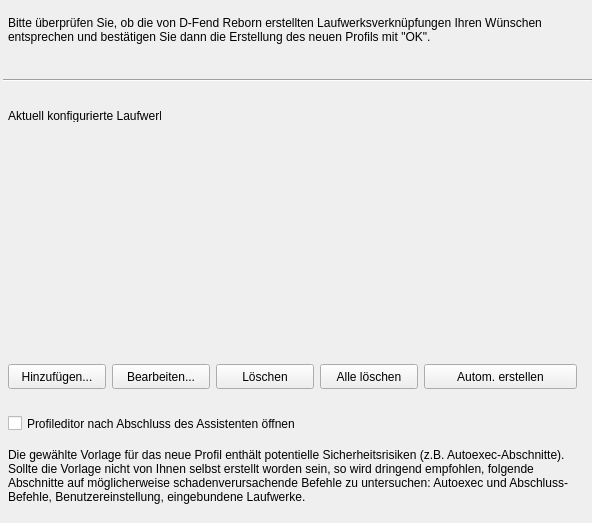
Eldricos/D-Fend-Reborn, file src/forms/WizardFinishUnit.ui: the form before one commit.
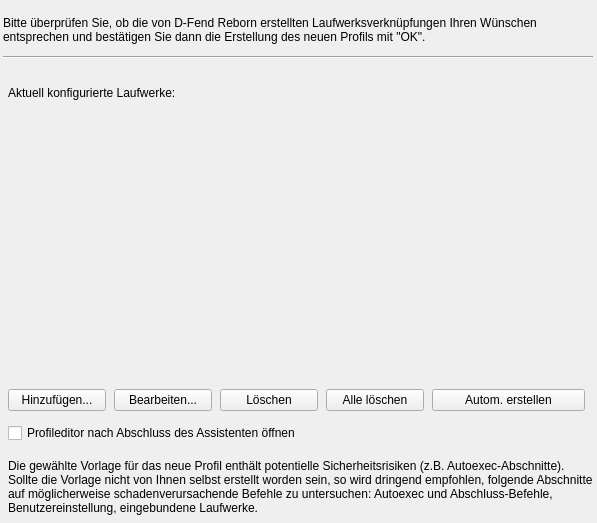
The form after the commit. Icons and pictures are not drawn. Custom widgets are drawn as their Qt base class.

Commit message: Wizards: Qt layouts instead of fixed pixel positions

The edit to the form file:
```diff
--- a/src/forms/WizardFinishUnit.ui
+++ b/src/forms/WizardFinishUnit.ui
@@ -5,91 +5,190 @@
     <property name="geometry"><rect><x>0</x><y>0</y><width>592</width><height>523</height></rect></property>
     <property name="vclDesignWidth" stdset="0"><number>592</number></property>
     <property name="vclDesignHeight" stdset="0"><number>523</number></property>
+    <layout class="QVBoxLayout" name="WizardFinishFrame_Layout" stretch="0,0,1,0,0,0,0">
+      <property name="leftMargin"><number>3</number></property>
+      <property name="topMargin"><number>16</number></property>
+      <property name="rightMargin"><number>4</number></property>
+      <property name="bottomMargin"><number>8</number></property>
+      <property name="spacing"><number>0</number></property>
+      <item>
+        <layout class="QGridLayout" name="WizardFinishFrame_Section1" columnstretch="0,1">
+          <property name="leftMargin"><number>0</number></property>
+          <property name="topMargin"><number>0</number></property>
+          <property name="rightMargin"><number>0</number></property>
+          <property name="bottomMargin"><number>0</number></property>
+          <property name="horizontalSpacing"><number>8</number></property>
+          <property name="verticalSpacing"><number>4</number></property>
+          <item row="0" column="0" colspan="2">
     <widget class="QLabel" name="InfoLabel">
-      <property name="geometry"><rect><x>8</x><y>16</y><width>569</width><height>65</height></rect></property>
-      <property name="vclAnchors" stdset="0"><string notr="true">akLeft,akTop,akRight</string></property>
       <property name="text"><string>Bitte überprüfen Sie, ob die von D-Fend Reborn erstellten Laufwerksverknüpfungen Ihren Wünschen entsprechen und bestätigen Sie dann die Erstellung des neuen Profils mit "OK".</string></property>
       <property name="textFormat"><enum>Qt::PlainText</enum></property>
       <property name="wordWrap"><bool>true</bool></property>
       <property name="alignment"><set>Qt::AlignLeft|Qt::AlignTop</set></property>
     </widget>
+          </item>
+          <item row="1" column="0" colspan="2">
     <widget class="QFrame" name="Bevel">
-      <property name="geometry"><rect><x>3</x><y>71</y><width>589</width><height>18</height></rect></property>
-      <property name="vclAnchors" stdset="0"><string notr="true">akLeft,akTop,akRight</string></property>
       <property name="frameShape"><enum>QFrame::HLine</enum></property>
       <property name="frameShadow"><enum>QFrame::Sunken</enum></property>
       <property name="vclClass" stdset="0"><string notr="true">TBevel</string></property>
-    </widget>
+              <property name="minimumSize"><size><width>0</width><height>18</height></size></property>
+            </widget>
+          </item>
+          <item row="0" column="1">
+            <spacer name="WizardFinishFrame_Section1_HFill">
+              <property name="orientation"><enum>Qt::Horizontal</enum></property>
+              <property name="sizeHint" stdset="0"><size><width>0</width><height>0</height></size></property>
+            </spacer>
+          </item>
+        </layout>
+      </item>
+      <item>
+        <spacer name="WizardFinishFrame_Gap1">
+          <property name="orientation"><enum>Qt::Vertical</enum></property>
+          <property name="sizeType"><enum>QSizePolicy::Fixed</enum></property>
+          <property name="sizeHint" stdset="0"><size><width>0</width><height>20</height></size></property>
+        </spacer>
+      </item>
+      <item>
+        <layout class="QGridLayout" name="WizardFinishFrame_Section2" columnstretch="0,0,0,0,0,1" rowstretch="0,1,0">
+          <property name="leftMargin"><number>5</number></property>
+          <property name="topMargin"><number>0</number></property>
+          <property name="rightMargin"><number>0</number></property>
+          <property name="bottomMargin"><number>0</number></property>
+          <property name="horizontalSpacing"><number>8</number></property>
+          <property name="verticalSpacing"><number>4</number></property>
+          <item row="0" column="0" colspan="6">
     <widget class="QLabel" name="DriveSetupLabel">
-      <property name="geometry"><rect><x>8</x><y>109</y><width>153</width><height>13</height></rect></property>
       <property name="text"><string>Aktuell konfigurierte Laufwerke:</string></property>
       <property name="textFormat"><enum>Qt::PlainText</enum></property>
       <property name="alignment"><set>Qt::AlignLeft|Qt::AlignTop</set></property>
-      <property name="vclAutoSize" stdset="0"><bool>true</bool></property>
-    </widget>
-    <widget class="QLabel" name="ProfileEditorLabel">
-      <property name="geometry"><rect><x>8</x><y>448</y><width>569</width><height>65</height></rect></property>
-      <property name="visible"><bool>false</bool></property>
-      <property name="vclAnchors" stdset="0"><string notr="true">akLeft,akRight,akBottom</string></property>
-      <property name="text"><string>Die gewählte Vorlage für das neue Profil enthält potentielle Sicherheitsrisiken (z.B. Autoexec-Abschnitte). Sollte die Vorlage nicht von Ihnen selbst erstellt worden sein, so wird dringend empfohlen, folgende Abschnitte auf möglicherweise schadenverursachende Befehle zu untersuchen: Autoexec und Abschluss-Befehle, Benutzereinstellung, eingebundene Laufwerke.</string></property>
-      <property name="textFormat"><enum>Qt::PlainText</enum></property>
-      <property name="wordWrap"><bool>true</bool></property>
-      <property name="alignment"><set>Qt::AlignLeft|Qt::AlignTop</set></property>
-    </widget>
+            </widget>
+          </item>
+          <item row="1" column="0" colspan="6">
     <widget class="TListView" name="MountingListView">
-      <property name="geometry"><rect><x>8</x><y>128</y><width>569</width><height>230</height></rect></property>
-      <property name="vclAnchors" stdset="0"><string notr="true">akLeft,akTop,akRight,akBottom</string></property>
       <property name="vclPopupMenu" stdset="0"><string notr="true">PopupMenu</string></property>
       <property name="viewStyle" stdset="0"><string notr="true">vsReport</string></property>
       <property name="readOnly" stdset="0"><bool>true</bool></property>
-    </widget>
-    <widget class="QCheckBox" name="ProfileEditorCheckBox">
-      <property name="geometry"><rect><x>8</x><y>415</y><width>561</width><height>17</height></rect></property>
-      <property name="vclAnchors" stdset="0"><string notr="true">akLeft,akRight,akBottom</string></property>
-      <property name="text"><string>Profileditor nach Abschluss des Assistenten öffnen</string></property>
-    </widget>
+              <property name="minimumSize"><size><width>0</width><height>0</height></size></property>
+            </widget>
+          </item>
+          <item row="2" column="0" alignment="Qt::AlignLeft">
     <widget class="QPushButton" name="MountingAddButton">
-      <property name="geometry"><rect><x>8</x><y>364</y><width>98</width><height>25</height></rect></property>
-      <property name="vclAnchors" stdset="0"><string notr="true">akLeft,akBottom</string></property>
       <property name="text"><string>Hinzufügen...</string></property>
       <property name="icon"><iconset resource="../../resources/dfend.qrc"><normaloff>:/glyphs/a7fc1030571280f9.png</normaloff></iconset></property>
       <property name="autoDefault"><bool>false</bool></property>
       <property name="vclOnClick" stdset="0"><string notr="true">ButtonWork</string></property>
-    </widget>
+              <property name="minimumSize"><size><width>98</width><height>0</height></size></property>
+            </widget>
+          </item>
+          <item row="2" column="1" alignment="Qt::AlignLeft">
     <widget class="QPushButton" name="MountingEditButton">
-      <property name="geometry"><rect><x>112</x><y>364</y><width>98</width><height>25</height></rect></property>
-      <property name="vclAnchors" stdset="0"><string notr="true">akLeft,akBottom</string></property>
       <property name="tag" stdset="0"><number>1</number></property>
       <property name="text"><string>Bearbeiten...</string></property>
       <property name="icon"><iconset resource="../../resources/dfend.qrc"><normaloff>:/glyphs/8cae1683440d5f8e.png</normaloff></iconset></property>
       <property name="autoDefault"><bool>false</bool></property>
       <property name="vclOnClick" stdset="0"><string notr="true">ButtonWork</string></property>
-    </widget>
+              <property name="minimumSize"><size><width>98</width><height>0</height></size></property>
+            </widget>
+          </item>
+          <item row="2" column="2" alignment="Qt::AlignLeft">
     <widget class="QPushButton" name="MountingDelButton">
-      <property name="geometry"><rect><x>216</x><y>364</y><width>98</width><height>25</height></rect></property>
-      <property name="vclAnchors" stdset="0"><string notr="true">akLeft,akBottom</string></property>
       <property name="tag" stdset="0"><number>2</number></property>
       <property name="text"><string>Löschen</string></property>
       <property name="icon"><iconset resource="../../resources/dfend.qrc"><normaloff>:/glyphs/86ad06b420cc830c.png</normaloff></iconset></property>
       <property name="autoDefault"><bool>false</bool></property>
       <property name="vclOnClick" stdset="0"><string notr="true">ButtonWork</string></property>
-    </widget>
+              <property name="minimumSize"><size><width>98</width><height>0</height></size></property>
+            </widget>
+          </item>
+          <item row="2" column="3" alignment="Qt::AlignLeft">
     <widget class="QPushButton" name="MountingDeleteAllButton">
-      <property name="geometry"><rect><x>320</x><y>364</y><width>98</width><height>25</height></rect></property>
-      <property name="vclAnchors" stdset="0"><string notr="true">akLeft,akBottom</string></property>
       <property name="tag" stdset="0"><number>3</number></property>
       <property name="text"><string>Alle löschen</string></property>
       <property name="autoDefault"><bool>false</bool></property>
       <property name="vclOnClick" stdset="0"><string notr="true">ButtonWork</string></property>
-    </widget>
+              <property name="minimumSize"><size><width>98</width><height>0</height></size></property>
+            </widget>
+          </item>
+          <item row="2" column="4" alignment="Qt::AlignLeft">
     <widget class="QPushButton" name="MountingAutoCreateButton">
-      <property name="geometry"><rect><x>424</x><y>364</y><width>153</width><height>25</height></rect></property>
-      <property name="vclAnchors" stdset="0"><string notr="true">akLeft,akBottom</string></property>
       <property name="tag" stdset="0"><number>4</number></property>
       <property name="text"><string>Autom. erstellen</string></property>
       <property name="autoDefault"><bool>false</bool></property>
       <property name="vclOnClick" stdset="0"><string notr="true">ButtonWork</string></property>
-    </widget>
+              <property name="minimumSize"><size><width>153</width><height>0</height></size></property>
+            </widget>
+          </item>
+          <item row="0" column="5">
+            <spacer name="WizardFinishFrame_Section2_HFill">
+              <property name="orientation"><enum>Qt::Horizontal</enum></property>
+              <property name="sizeHint" stdset="0"><size><width>0</width><height>0</height></size></property>
+            </spacer>
+          </item>
+        </layout>
+      </item>
+      <item>
+        <spacer name="WizardFinishFrame_Gap2">
+          <property name="orientation"><enum>Qt::Vertical</enum></property>
+          <property name="sizeType"><enum>QSizePolicy::Fixed</enum></property>
+          <property name="sizeHint" stdset="0"><size><width>0</width><height>12</height></size></property>
+        </spacer>
+      </item>
+      <item>
+        <layout class="QGridLayout" name="WizardFinishFrame_Section3" columnstretch="0,1">
+          <property name="leftMargin"><number>5</number></property>
+          <property name="topMargin"><number>0</number></property>
+          <property name="rightMargin"><number>0</number></property>
+          <property name="bottomMargin"><number>0</number></property>
+          <property name="horizontalSpacing"><number>8</number></property>
+          <property name="verticalSpacing"><number>4</number></property>
+          <item row="0" column="0" colspan="2">
+            <widget class="QCheckBox" name="ProfileEditorCheckBox">
+              <property name="text"><string>Profileditor nach Abschluss des Assistenten öffnen</string></property>
+            </widget>
+          </item>
+          <item row="0" column="1">
+            <spacer name="WizardFinishFrame_Section3_HFill">
+              <property name="orientation"><enum>Qt::Horizontal</enum></property>
+              <property name="sizeHint" stdset="0"><size><width>0</width><height>0</height></size></property>
+            </spacer>
+          </item>
+        </layout>
+      </item>
+      <item>
+        <spacer name="WizardFinishFrame_Gap3">
+          <property name="orientation"><enum>Qt::Vertical</enum></property>
+          <property name="sizeType"><enum>QSizePolicy::Fixed</enum></property>
+          <property name="sizeHint" stdset="0"><size><width>0</width><height>16</height></size></property>
+        </spacer>
+      </item>
+      <item>
+        <layout class="QGridLayout" name="WizardFinishFrame_Section4" columnstretch="0,1">
+          <property name="leftMargin"><number>5</number></property>
+          <property name="topMargin"><number>0</number></property>
+          <property name="rightMargin"><number>0</number></property>
+          <property name="bottomMargin"><number>0</number></property>
+          <property name="horizontalSpacing"><number>8</number></property>
+          <property name="verticalSpacing"><number>4</number></property>
+          <item row="0" column="0" colspan="2">
+            <widget class="QLabel" name="ProfileEditorLabel">
+              <property name="visible"><bool>false</bool></property>
+              <property name="text"><string>Die gewählte Vorlage für das neue Profil enthält potentielle Sicherheitsrisiken (z.B. Autoexec-Abschnitte). Sollte die Vorlage nicht von Ihnen selbst erstellt worden sein, so wird dringend empfohlen, folgende Abschnitte auf möglicherweise schadenverursachende Befehle zu untersuchen: Autoexec und Abschluss-Befehle, Benutzereinstellung, eingebundene Laufwerke.</string></property>
+              <property name="textFormat"><enum>Qt::PlainText</enum></property>
+              <property name="wordWrap"><bool>true</bool></property>
+              <property name="alignment"><set>Qt::AlignLeft|Qt::AlignTop</set></property>
+            </widget>
+          </item>
+          <item row="0" column="1">
+            <spacer name="WizardFinishFrame_Section4_HFill">
+              <property name="orientation"><enum>Qt::Horizontal</enum></property>
+              <property name="sizeHint" stdset="0"><size><width>0</width><height>0</height></size></property>
+            </spacer>
+          </item>
+        </layout>
+      </item>
+    </layout>
     <widget class="QMenu" name="PopupMenu">
       <property name="vclPopupMenu" stdset="0"><bool>true</bool></property>
       <addaction name="PopupAdd"/>
```
Left out of the diff: 12 changed lines with no effect on the pictures. Lines whose indentation alone changed are shown as unchanged. The commit also changes 18 other files.
